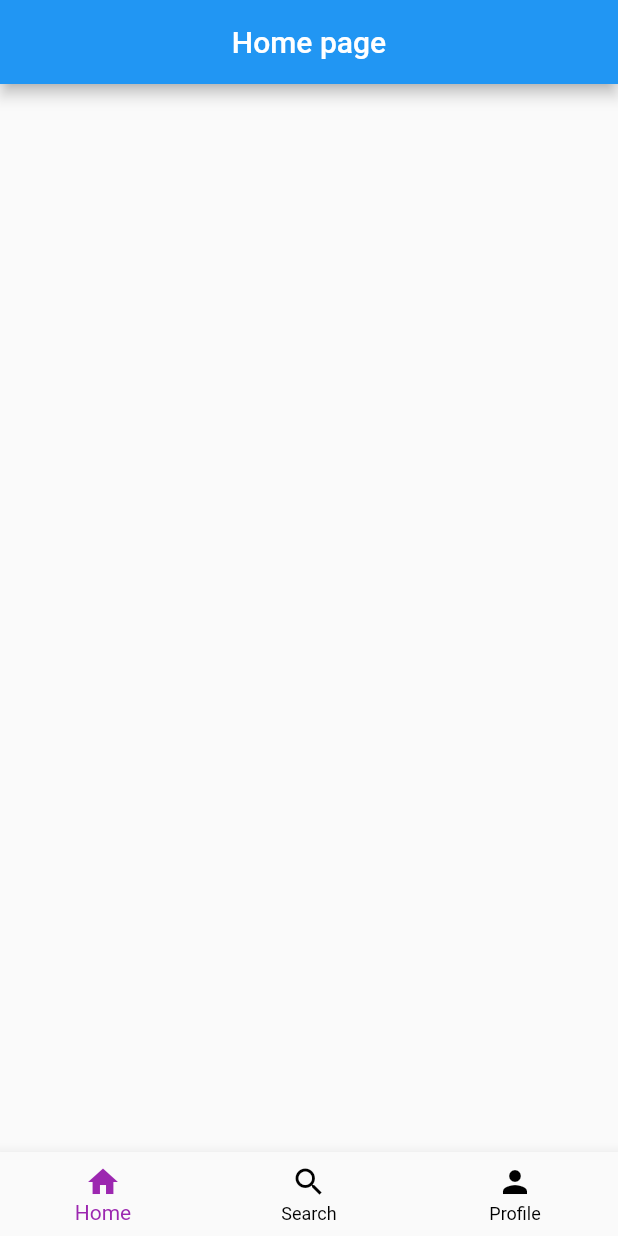
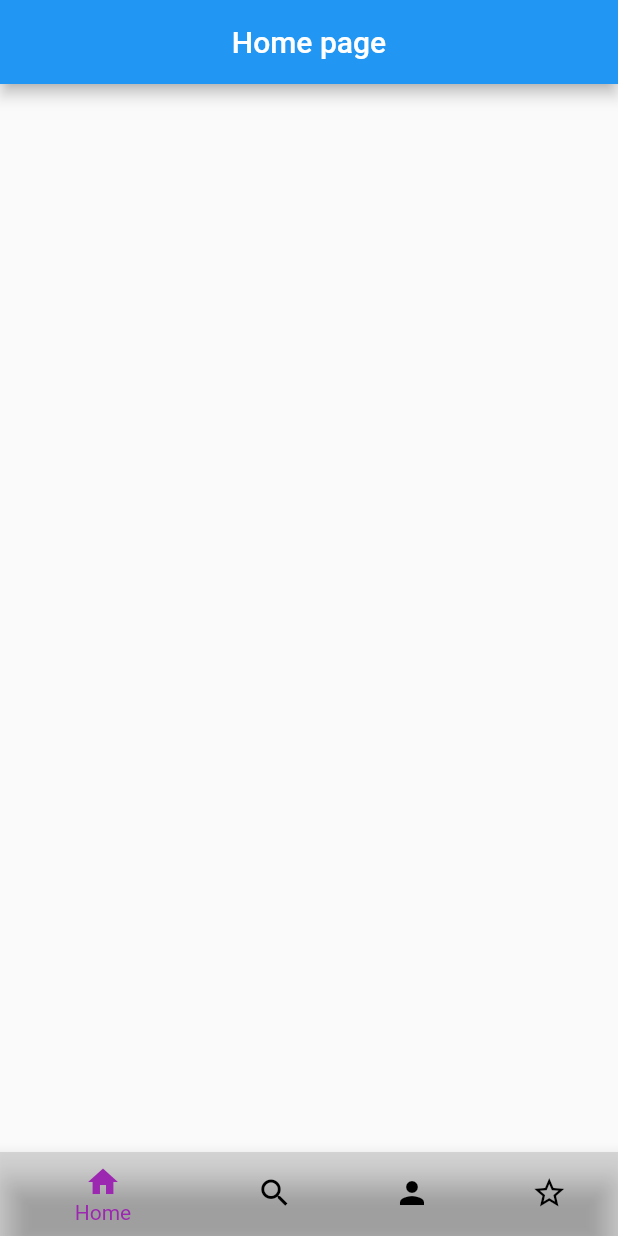
Before and after one commit to NishPaaP/Flutter-Practice, a Flutter app: the screen it shows after launch, on a phone screen of 412 x 824 dp. Run offline on Flutter 3.47's test engine with Material 2 defaults, Android fonts, the phone set to English and light mode, and no system bars.

Commit message:
Added a new item

```diff
--- a/lib/screens/wishlist.dart
+++ b/lib/screens/wishlist.dart
@@ -1,13 +1,13 @@
 import 'package:flutter/material.dart';
 
-class Search_Screen extends StatefulWidget {
-  const Search_Screen({Key? key}) : super(key: key);
+class Wishlist_Screen extends StatefulWidget {
+  const Wishlist_Screen({Key? key}) : super(key: key);
 
   @override
-  State<Search_Screen> createState() => _Search_ScreenState();
+  State<Wishlist_Screen> createState() => _Wishlist_ScreenState();
 }
 
-class _Search_ScreenState extends State<Search_Screen> {
+class _Wishlist_ScreenState extends State<Wishlist_Screen> {
   @override
   Widget build(BuildContext context) {
     return Scaffold(
--- a/lib/widgets/navbar.dart
+++ b/lib/widgets/navbar.dart
@@ -1,6 +1,7 @@
 import 'package:bottom_navbar/screens/Search_screen.dart';
 import 'package:bottom_navbar/screens/homepage_screen.dart';
 import 'package:bottom_navbar/screens/profile_screen.dart';
+import 'package:bottom_navbar/screens/wishlist.dart';
 import 'package:flutter/material.dart';
 
 class Navbar_Demo extends StatefulWidget {
@@ -11,31 +12,40 @@ class Navbar_Demo extends StatefulWidget {
 }
 
 class _Navbar_DemoState extends State<Navbar_Demo> {
-  List<Widget> pages= [Homepage_screen(),Search_Screen(),Profile_Screen()];
+  List<Widget> pages= [Homepage_screen(),Search_Screen(),Profile_Screen(),Wishlist_Screen()];
   int currentIndex=0;
   @override
   Widget build(BuildContext context) {
     return Scaffold(
       body: pages[currentIndex],
-      bottomNavigationBar: BottomNavigationBar(
+      bottomNavigationBar:
+
+      BottomNavigationBar(
         onTap: (value) {
           setState(() {
             currentIndex=value;
           });
         },
+
         unselectedItemColor: Colors.black,
         selectedItemColor: Colors.purple,
         currentIndex: currentIndex,
 
         items: [
           BottomNavigationBarItem(
+            backgroundColor: Colors.black12,
 
             icon: Icon(Icons.home),
             label: "Home",
-          ),BottomNavigationBarItem(icon: Icon(Icons.search),
+          ),
+          BottomNavigationBarItem(icon: Icon(Icons.search),
             label: "Search",
-          ),BottomNavigationBarItem(icon: Icon(Icons.person),
+          ),
+          BottomNavigationBarItem(icon: Icon(Icons.person),
               label: "Profile"
+          ),
+          BottomNavigationBarItem(icon: Icon(Icons.star_outline_sharp),
+              label: "Wish List"
           ),
         ],
       ),
```
